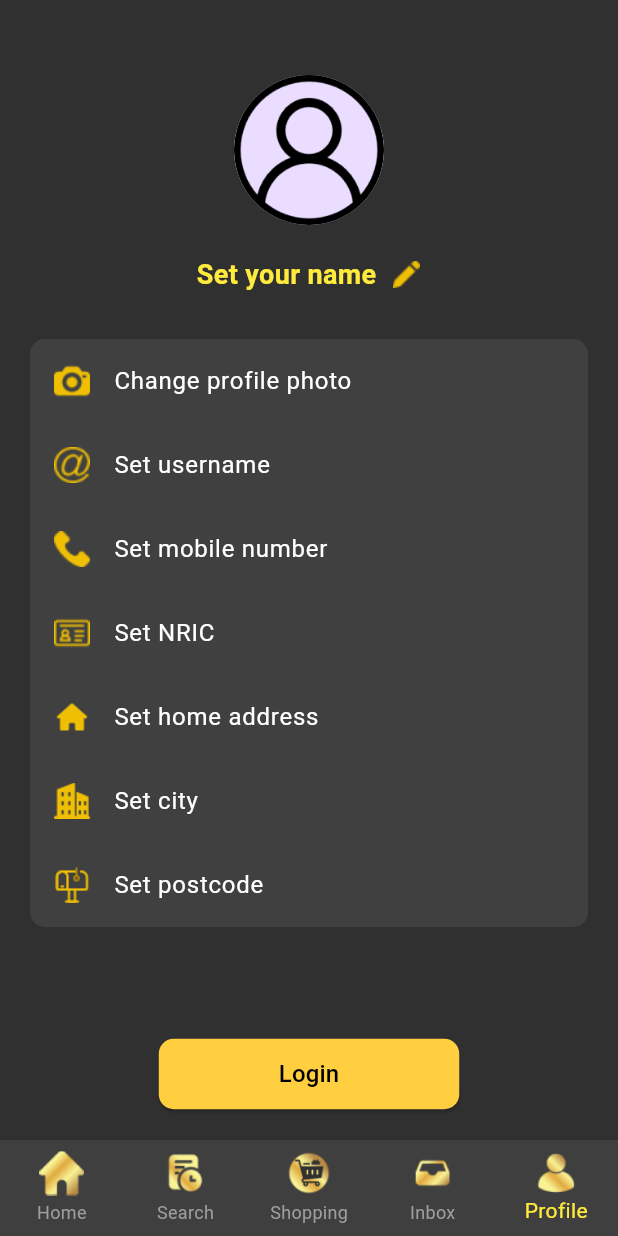
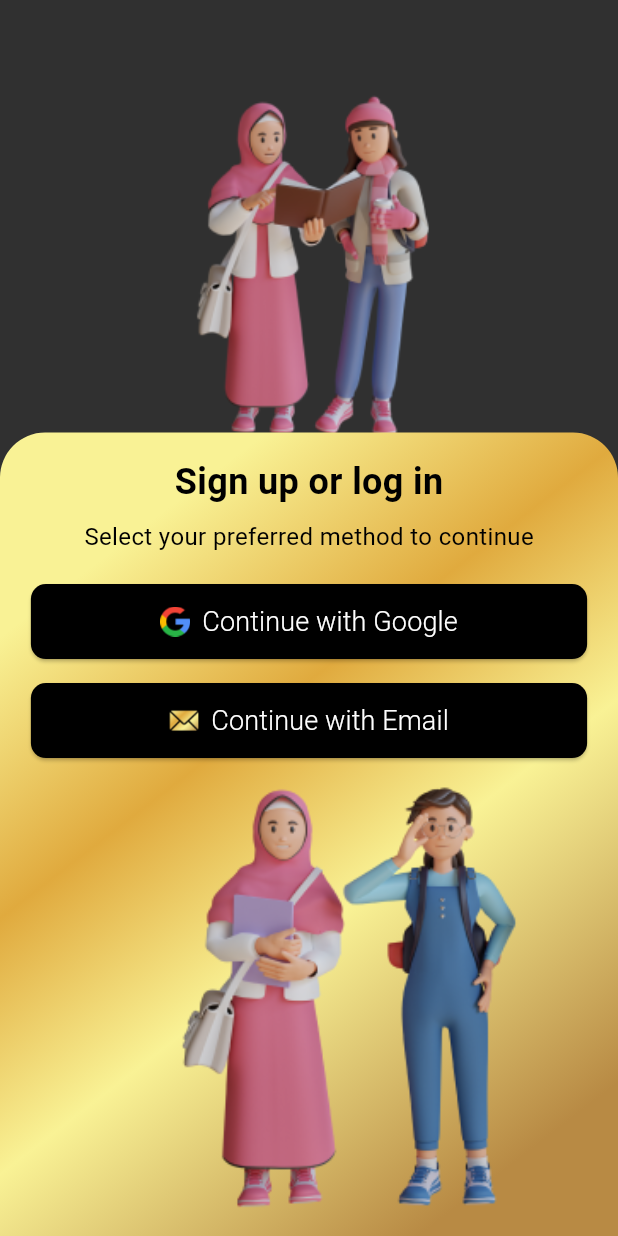
Before and after one commit to intanaqilah-mf/kitatongtong, a Flutter app: the screen it shows after launch, item 5 of the bottom bar chosen, after a tap on "Login", on a phone screen of 412 x 824 dp. Run offline on Flutter 3.47's test engine with Material 3 defaults, Android fonts, the phone set to English and light mode, and no system bars; our stand-ins replace cloud_firestore, file_picker, firebase_auth, firebase_core, google_sign_in; missing offline and left inert: syncfusion_flutter_pdfviewer; accounts and stored records are empty.

Commit message:
add login page

```diff
--- /dev/null
+++ b/lib/pages/loginPage.dart
@@ -0,0 +1,165 @@
+import 'package:flutter/material.dart';
+import 'package:firebase_auth/firebase_auth.dart';
+import 'package:google_sign_in/google_sign_in.dart';
+
+class LoginPage extends StatelessWidget {
+  Future<UserCredential?> signInWithGoogle() async {
+    final GoogleSignInAccount? googleUser = await GoogleSignIn().signIn();
+
+    if (googleUser == null) {
+      return null; // The user canceled the sign-in
+    }
+
+    final GoogleSignInAuthentication googleAuth = await googleUser.authentication;
+
+    final credential = GoogleAuthProvider.credential(
+      accessToken: googleAuth.accessToken,
+      idToken: googleAuth.idToken,
+    );
+
+    return await FirebaseAuth.instance.signInWithCredential(credential);
+  }
+
+  @override
+  Widget build(BuildContext context) {
+    return Scaffold(
+      backgroundColor: Color(0xFF303030), // Dark background
+      body: Stack(
+        children: [
+          Align(
+            alignment: Alignment.topCenter,
+            child: Padding(
+              padding: EdgeInsets.only(top: 50.0),
+              child: Image.asset(
+                'assets/student1.png', // Top student image
+                height: 250,
+                fit: BoxFit.contain,
+              ),
+            ),
+          ),
+          Align(
+            alignment: Alignment.bottomCenter,
+            child: Container(
+              height: MediaQuery.of(context).size.height * 0.65, // Occupy 3/4 of the screen
+              width: MediaQuery.of(context).size.width, // Full screen width
+              decoration: BoxDecoration(
+                borderRadius: BorderRadius.only(
+                  topLeft: Radius.circular(30), // Rounded corners
+                  topRight: Radius.circular(30),
+                ),
+                gradient: LinearGradient(
+                  begin: Alignment.topLeft,
+                  end: Alignment.bottomRight,
+                  stops: [0.16, 0.38, 0.58, 0.88],
+                  colors: [
+                    Color(0xFFF9F295), // Light Yellow
+                    Color(0xFFE0AA3E), // Gold
+                    Color(0xFFF9F295), // Light Yellow
+                    Color(0xFFB88A44), // Brownish Gold
+                  ],
+                ),
+              ),
+              child: Padding(
+                padding: const EdgeInsets.all(16.0),
+                child: Column(
+                  mainAxisAlignment: MainAxisAlignment.spaceBetween,
+                  children: [
+                    Column(
+                      children: [
+                        Text(
+                          "Sign up or log in",
+                          style: TextStyle(
+                            fontSize: 24,
+                            fontWeight: FontWeight.bold,
+                            color: Colors.black,
+                          ),
+                        ),
+                        SizedBox(height: 8),
+                        Text(
+                          "Select your preferred method to continue",
+                          style: TextStyle(
+                            fontSize: 16,
+                            color: Colors.black,
+                          ),
+                        ),
+                        SizedBox(height: 20),
+                        ElevatedButton.icon(
+                          style: ElevatedButton.styleFrom(
+                            backgroundColor: Colors.black,
+                            foregroundColor: Colors.white,
+                            minimumSize: Size(MediaQuery.of(context).size.width * 0.9, 50),
+                            padding: EdgeInsets.symmetric(horizontal: 20, vertical: 12),
+                            shape: RoundedRectangleBorder(
+                              borderRadius: BorderRadius.circular(10),
+                            ),
+                          ),
+                          icon: Image.asset(
+                            'assets/Search (1).png', // Google icon asset
+                            height: 20,
+                          ),
+                          label: Text(
+                            "Continue with Google",
+                            style: TextStyle(
+                              fontSize: 18, // Increase font size here
+                              fontWeight: FontWeight.w300, // Optional: Make the text bold
+                            ),
+                          ),
+                          onPressed: () async {
+                            final user = await signInWithGoogle();
+                            if (user != null) {
+                              ScaffoldMessenger.of(context).showSnackBar(
+                                SnackBar(content: Text("Logged in as ${user.user?.displayName}")),
+                              );
+                            }
+                          },
+                        ),
+                        SizedBox(height: 16),
+                        ElevatedButton.icon(
+                          style: ElevatedButton.styleFrom(
+                            backgroundColor: Colors.black,
+                            foregroundColor: Colors.white,
+                            padding: EdgeInsets.symmetric(horizontal: 20, vertical: 12),
+                            minimumSize: Size(MediaQuery.of(context).size.width * 0.9, 50),
+                            shape: RoundedRectangleBorder(
+                              borderRadius: BorderRadius.circular(10),
+                            ),
+                          ),
+                          icon: Image.asset(
+                            'assets/mail 1.png', // Mail icon
+                            height: 20,
+                          ),
+                          label: Text(
+                            "Continue with Email",
+                            style: TextStyle(
+                              fontSize: 18, // Increase font size here
+                              fontWeight: FontWeight.w300, // Optional: Make the text bold
+                            ),
+                          ),
+                          onPressed: () {
+                            // Navigate to email sign-in page or logic
+                          },
+                        ),
+                      ],
+                    ),
+                    Image.asset(
+                      'assets/student2.png', // Bottom student image
+                      height: 300,
+                      fit: BoxFit.contain,
+                    ),
+                  ],
+                ),
+              ),
+            ),
+          ),
+        ],
+      ),
+    );
+  }
+}
+
+void main() {
+  runApp(MaterialApp(
+    debugShowCheckedModeBanner: false,
+    home: LoginPage(),
+  ));
+}
--- a/lib/pages/profilePage.dart
+++ b/lib/pages/profilePage.dart
@@ -1,5 +1,6 @@
 import 'package:flutter/material.dart';
 import '../widgets/bottomNavBar.dart';
+import '../pages/loginPage.dart';
 
 class ProfilePage extends StatelessWidget {
   @override
@@ -73,7 +74,10 @@ class ProfilePage extends StatelessWidget {
                 padding: EdgeInsets.symmetric(horizontal: 80, vertical: 12),
               ),
               onPressed: () {
-                // Add logic for login if necessary
+                Navigator.push(
+                  context,
+                  MaterialPageRoute(builder: (context) => LoginPage()), // Navigate to the LoginPage
+                );
               },
               child: Text(
                 "Login",
```
Also changed, not shown: lib/pages/loginPage2.dart (added, +137 -0 lines), pubspec.yaml (+8 -0 lines), assets/Search (1).png (added), assets/google_icon.png (added), assets/mail 1.png (added), assets/student1.png (added), assets/student2.png (added), pubspec.lock, 3 other files.
